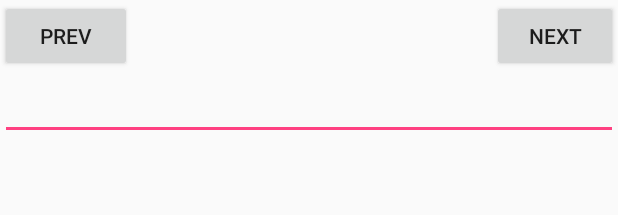
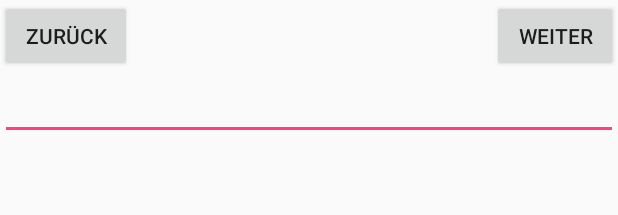
Before and after one commit to andrelacross/travelMate, an Android app: the layout activity_traveldiary.xml on its own in the app's theme, with its tools: preview values and no code run, on a phone screen of 412 x 824 dp. Shown: the top 215 px of the screen. Run offline under Robolectric (Android 15) with nearby library versions, the phone set to English and light mode, and no system bars; plain views replace MarkdownView.

Commit message:
Merge branch 'master' of https://github.com/andrelacross/travelMate
# Conflicts:
#	app/src/main/res/layout/activity_traveldiary.xml

```diff
--- a/app/src/main/AndroidManifest.xml
+++ b/app/src/main/AndroidManifest.xml
@@ -81,7 +81,6 @@
             android:configChanges="orientation|keyboardHidden|screenSize"
             android:label="@string/title_activity_welcome"
             android:theme="@style/FullscreenTheme" />
-        <activity android:name=".homeActivity"></activity>
     </application>
 
 </manifest>
--- a/app/src/main/res/layout/activity_traveldiary.xml
+++ b/app/src/main/res/layout/activity_traveldiary.xml
@@ -50,7 +50,7 @@
         android:id="@+id/btn_yesterday"
         android:layout_width="wrap_content"
         android:layout_height="wrap_content"
-        android:text="prev"
+        android:text="Zurück"
         android:visibility="visible" />
 
     <Button
@@ -58,7 +58,7 @@
         android:layout_width="match_parent"
         android:layout_height="wrap_content"
         android:layout_alignStart="@+id/accept"
-        android:text="next"
+        android:text="Weiter"
         android:visibility="visible" />
 
     <ImageButton
```
Also changed, not shown: app/src/main/java/mobil/commerce/travelmate/MainActivity.java (+5 -4 lines), app/src/main/java/mobil/commerce/travelmate/homeActivity.java (deleted, +0 -13 lines), app/src/main/res/layout/activity_home.xml (deleted, +0 -9 lines).
